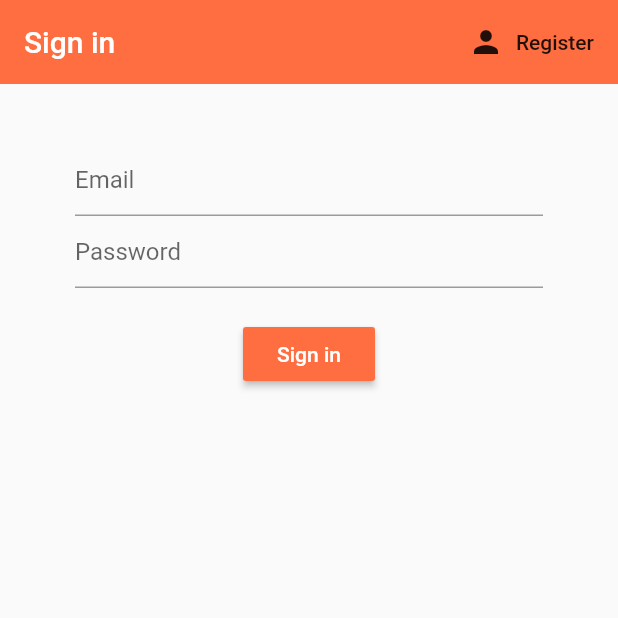
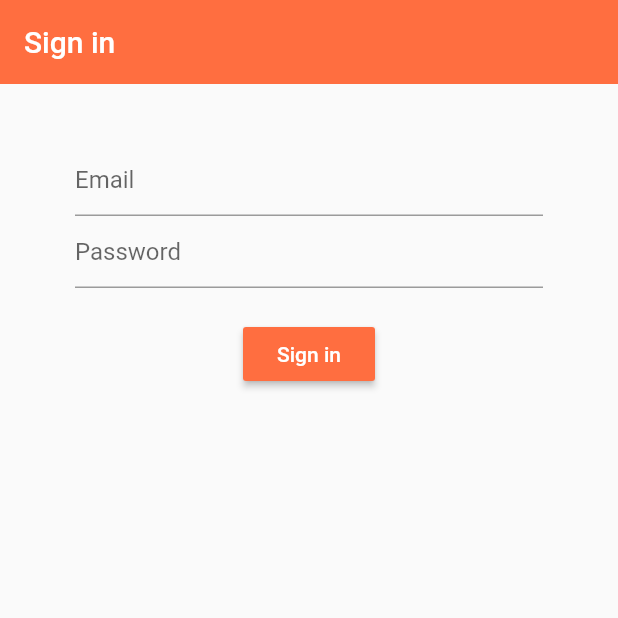
Before and after one commit to kgykn/food_delivery_app, a Flutter app: the screen it shows after launch, on a phone screen of 412 x 824 dp, the top half of it. Run offline on Flutter 3.47's test engine with Material 2 defaults, Android fonts, the phone set to English and light mode, and no system bars; our stand-ins replace firebase_auth; accounts and stored records are empty.

Commit message:
Revert "minor changes"
This reverts commit 66fc9ed2b9838948da82d86e905285ca81f914c4.

```diff
--- a/lib/Authenticate/authenticate.dart
+++ b/lib/Authenticate/authenticate.dart
@@ -1,24 +1,16 @@
 import 'package:flutter/material.dart';
-import 'package:fooddeliveryapp/Authenticate/register.dart';
 import 'package:fooddeliveryapp/Authenticate/sign_in.dart';
 
 class Authenticate extends StatefulWidget {
   _AuthenticateState createState() => _AuthenticateState();
 }
 
-class _AuthenticateState extends State<Authenticate> {
-  bool showSignIn = true;
-  void toggleView() {
-    setState(() => showSignIn = !showSignIn);
-  }
-
+class _AuthenticateState extends State<Authenticate>
+{
   @override
   Widget build(BuildContext context) {
-    if (showSignIn) {
-      return SignIn(toggleView: toggleView);
-    }
-    else {
-      return Register(toggleView: toggleView);
-    }
+    return Container(
+      child: SignIn(),
+    );
   }
 }
--- a/lib/Authenticate/sign_in.dart
+++ b/lib/Authenticate/sign_in.dart
@@ -2,9 +2,6 @@ import 'package:flutter/material.dart';
 import 'package:fooddeliveryapp/Authenticate/auth.dart';
 
 class SignIn extends StatefulWidget {
-  final Function toggleView;
-  SignIn({this.toggleView});
-
   _SignInState createState() => _SignInState();
 }
 
@@ -13,21 +10,15 @@ class _SignInState extends State<SignIn> {
   Widget build(BuildContext context) {
     final emailController = TextEditingController();
     final passwordController = TextEditingController();
-    String error = ' ';
 
     final AuthService _auth = AuthService();
 
     return Scaffold(
         appBar: AppBar(
-            backgroundColor: Colors.deepOrangeAccent,
-            elevation: 0.0,
-            title: Text("Sign in"),
-            actions: <Widget>[
-              FlatButton.icon(
-                  icon: Icon(Icons.person),
-                  label: Text('Register'),
-                  onPressed: () => widget.toggleView())
-            ]),
+          backgroundColor: Colors.deepOrangeAccent,
+          elevation: 0.0,
+          title: Text("Sign in"),
+        ),
         body: Container(
             padding: EdgeInsets.symmetric(vertical: 20.0, horizontal: 50.0),
             child: Form(
```
Also changed, not shown: lib/Authenticate/register.dart (+2 -59 lines), 1 other file.
